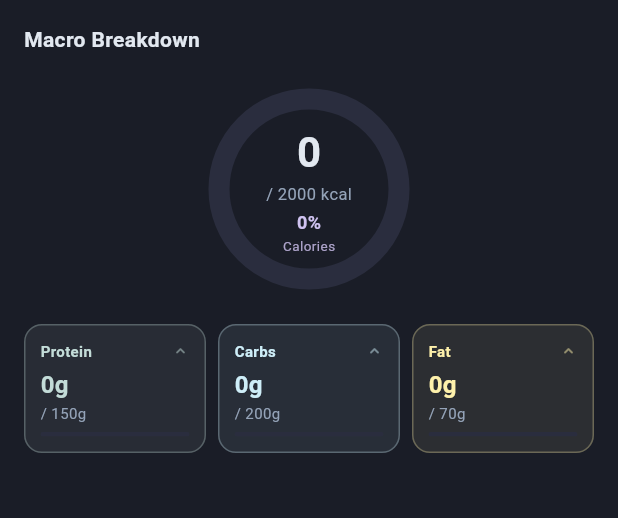
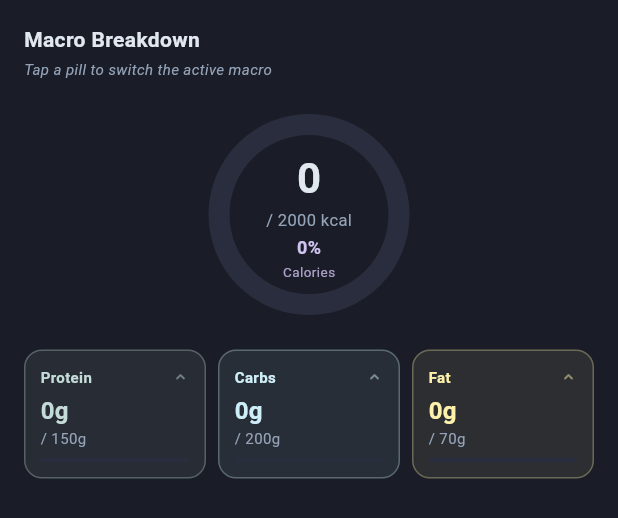
Before and after one commit to worldpeacemetta/WorldPeaceBuilder, a Flutter app: the MacroProgressCard widget shown alone on an empty page, opened directly with empty values, on a phone screen of 412 x 824 dp. Shown: the top 518 px of the screen. Run offline on Flutter 3.47's test engine with Material 3 defaults, Android fonts, the phone set to English and light mode, and no system bars; our stand-ins replace fl_chart, flutter_riverpod, go_router, image_picker, shared_preferences, supabase_flutter; missing offline and left inert: mobile_scanner; accounts and stored records are empty.

Commit message:
Add italic subtitle to Macro Breakdown KPI
'Tap a pill to switch the active macro' hints at the interactive donut

https://claude.ai/code/session_01Fh3mjq5VUhPDJmziG8ZXP6

```diff
--- a/mobile/lib/widgets/macro_progress_card.dart
+++ b/mobile/lib/widgets/macro_progress_card.dart
@@ -83,6 +83,12 @@ class _MacroProgressCardState extends State<MacroProgressCard>
           children: [
             const Text('Macro Breakdown',
                 style: TextStyle(fontWeight: FontWeight.w600, fontSize: 14)),
+            const SizedBox(height: 3),
+            Text('Tap a pill to switch the active macro',
+                style: TextStyle(
+                    fontSize: 10,
+                    color: cs.textMuted,
+                    fontStyle: FontStyle.italic)),
             const SizedBox(height: 16),
             Center(
               child: SizedBox(
```
